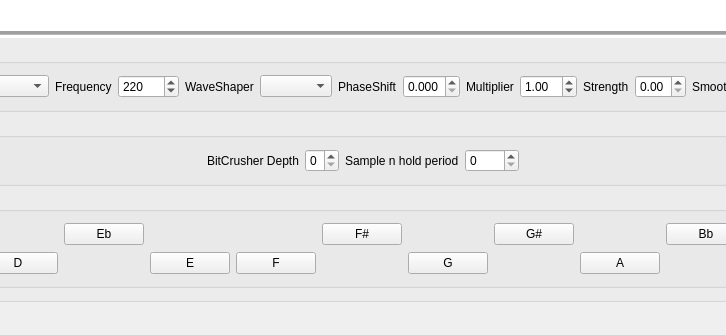
Before: the Qt Designer form Synth3/mainwindow.ui in djeemie2000/SynthPlayground, drawn with Qt 5; both pictures show x 246 to 972 and y 209 to 544 of the 1343 by 544 pixel window.
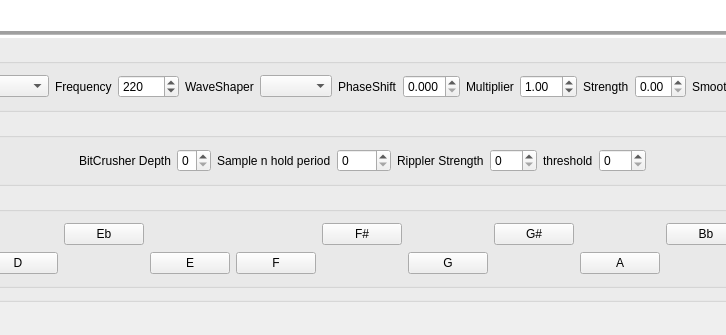
After: the same form once the commit is applied.

What changed in the file:
```diff
--- a/Synth3/mainwindow.ui
+++ b/Synth3/mainwindow.ui
@@ -263,6 +263,34 @@
             </property>
            </widget>
           </item>
+          <item>
+           <widget class="QLabel" name="label_16">
+            <property name="text">
+             <string>Rippler Strength</string>
+            </property>
+           </widget>
+          </item>
+          <item>
+           <widget class="QSpinBox" name="spinBox_RipplerStrength">
+            <property name="maximum">
+             <number>255</number>
+            </property>
+           </widget>
+          </item>
+          <item>
+           <widget class="QLabel" name="label_17">
+            <property name="text">
+             <string>threshold</string>
+            </property>
+           </widget>
+          </item>
+          <item>
+           <widget class="QSpinBox" name="spinBox_RipplerThreshold">
+            <property name="maximum">
+             <number>255</number>
+            </property>
+           </widget>
+          </item>
           <item>
            <spacer name="horizontalSpacer_12">
             <property name="orientation">
```
